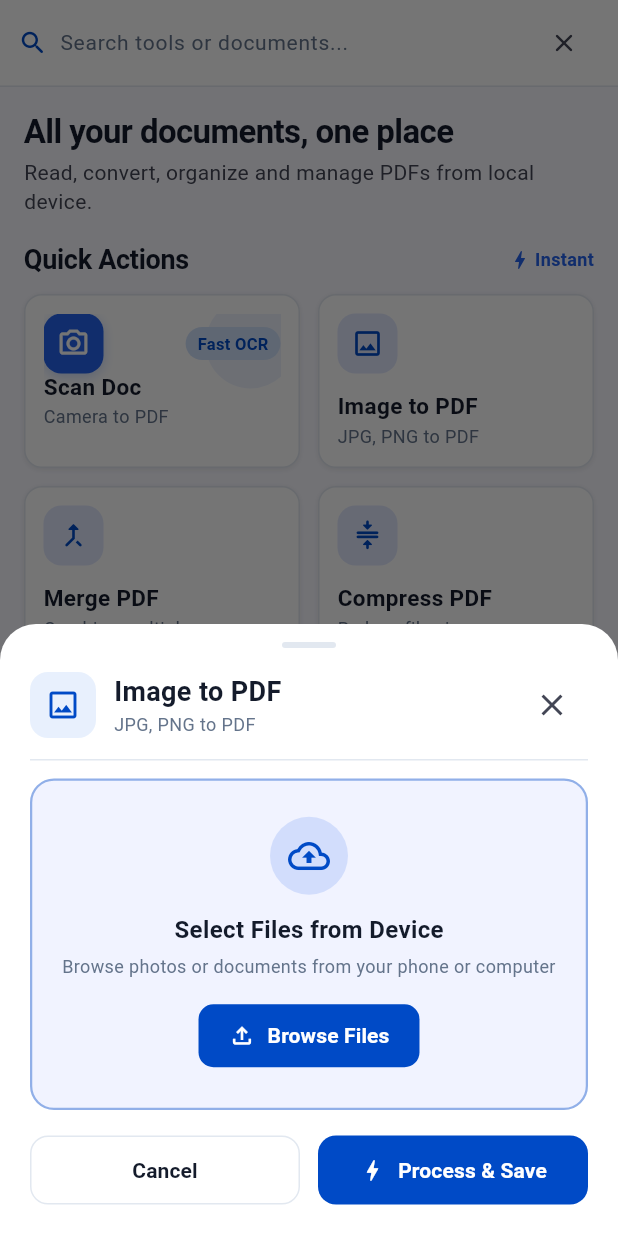
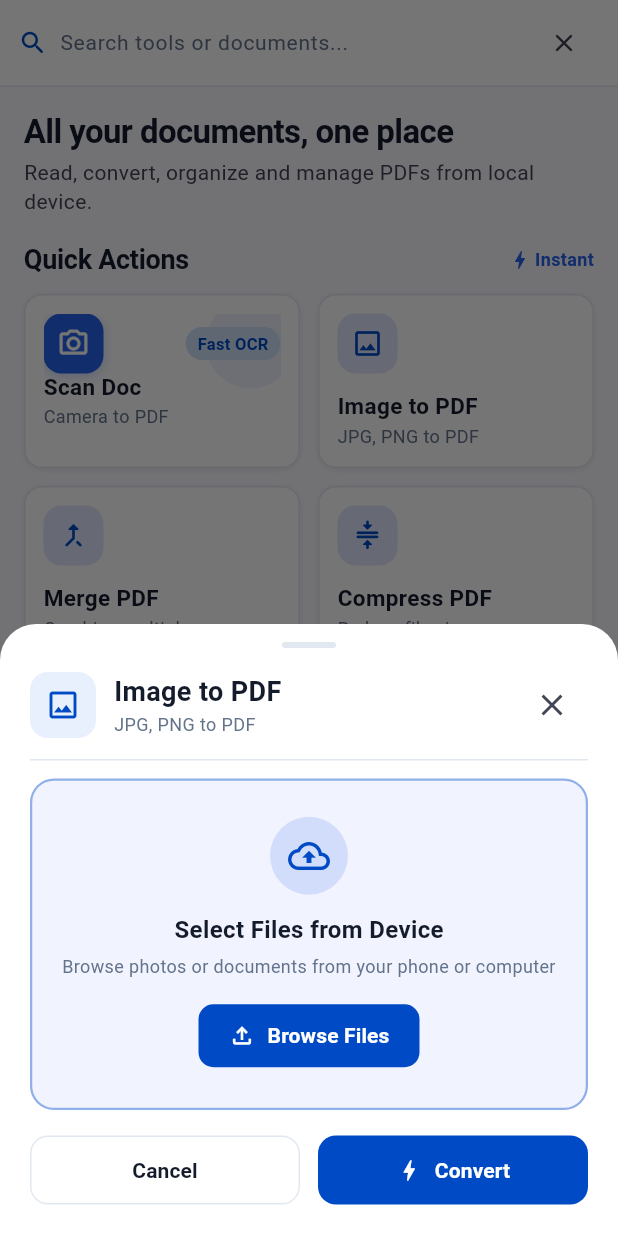
Before and after one commit to db-crud/allinonetools, a Flutter app: the screen it shows after launch, after a tap on the "search" icon, after a tap on "Image to PDF", on a phone screen of 412 x 824 dp. Run offline on Flutter 3.47's test engine with Material 3 defaults, Android fonts, the phone set to English and light mode, and no system bars; our stand-ins replace file_picker, firebase_core, shared_preferences, supabase_flutter; missing offline and left inert: dart:html, syncfusion_flutter_pdf; accounts and stored records are empty; Roboto replaces fonts that are missing (Roboto Flex).

Commit message:
Add Cancel/Convert and Download/Done workflow buttons and update web build

```diff
--- a/lib/ui/features/files/views/files_view.dart
+++ b/lib/ui/features/files/views/files_view.dart
@@ -26,10 +26,17 @@ class FilesView extends StatelessWidget {
         backgroundColor: AppColors.surfaceCard,
         elevation: 0,
         title: const Row(
+          mainAxisSize: MainAxisSize.min,
           children: [
             BrandLogo(size: 30),
             SizedBox(width: 10),
-            Text('Recent Files', style: AppTypography.headlineSm),
+            Flexible(
+              child: Text(
+                'Recent Files',
+                style: AppTypography.headlineSm,
+                overflow: TextOverflow.ellipsis,
+              ),
+            ),
           ],
         ),
         actions: [
--- a/lib/ui/features/tools/views/tool_action_dialog.dart
+++ b/lib/ui/features/tools/views/tool_action_dialog.dart
@@ -671,7 +671,7 @@ class _ToolActionDialogState extends State<ToolActionDialog> {
                 ),
                 icon: const Icon(Icons.bolt, size: 18),
                 label: const Text(
-                  'Process & Save',
+                  'Convert',
                   style: TextStyle(fontWeight: FontWeight.w700),
                 ),
                 onPressed: _executeProcessing,
@@ -798,7 +798,7 @@ class _ToolActionDialogState extends State<ToolActionDialog> {
                   elevation: 0,
                 ),
                 icon: const Icon(Icons.download_rounded, size: 18),
-                label: const Text('Save to Device', style: TextStyle(fontWeight: FontWeight.w700)),
+                label: const Text('Download', style: TextStyle(fontWeight: FontWeight.w700)),
                 onPressed: () async {
                   final savedPath = await FileSaver.saveAndDownload(
                     bytes: result.bytes,
@@ -812,8 +812,8 @@ class _ToolActionDialogState extends State<ToolActionDialog> {
                     SnackBar(
                       content: Text(
                         savedPath != null
-                            ? 'Saved ${result.fileName} to device successfully!'
-                            : 'Saving ${result.fileName}...',
+                            ? 'Downloaded ${result.fileName} successfully!'
+                            : 'Downloading ${result.fileName}...',
                       ),
                     ),
                   );
```
Also changed, not shown: 3 other files.
